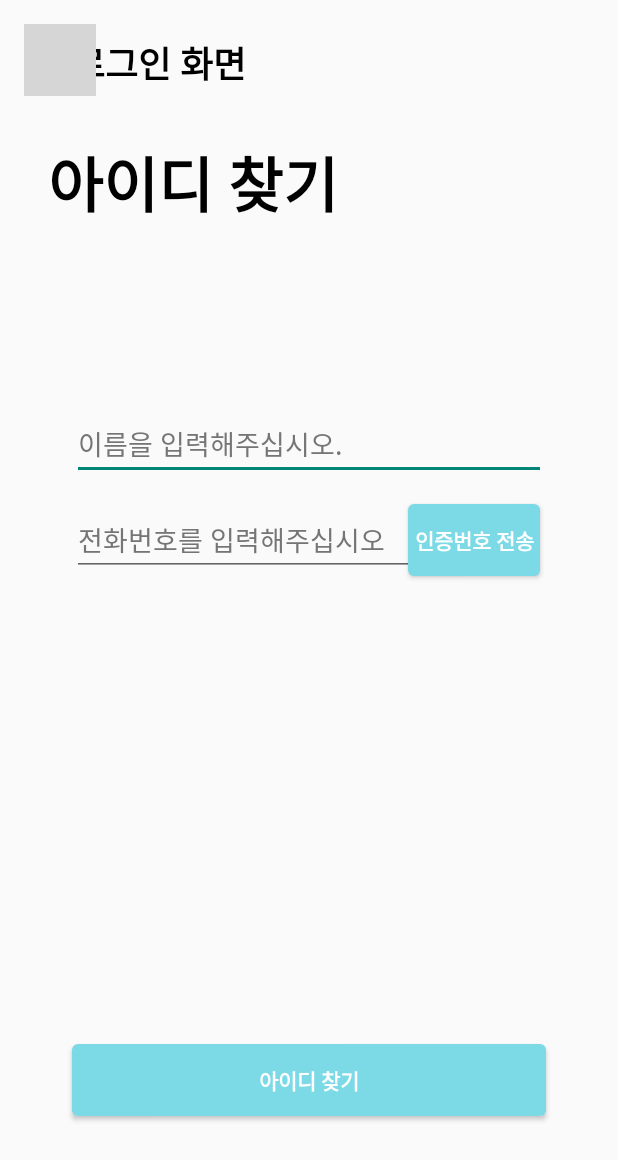
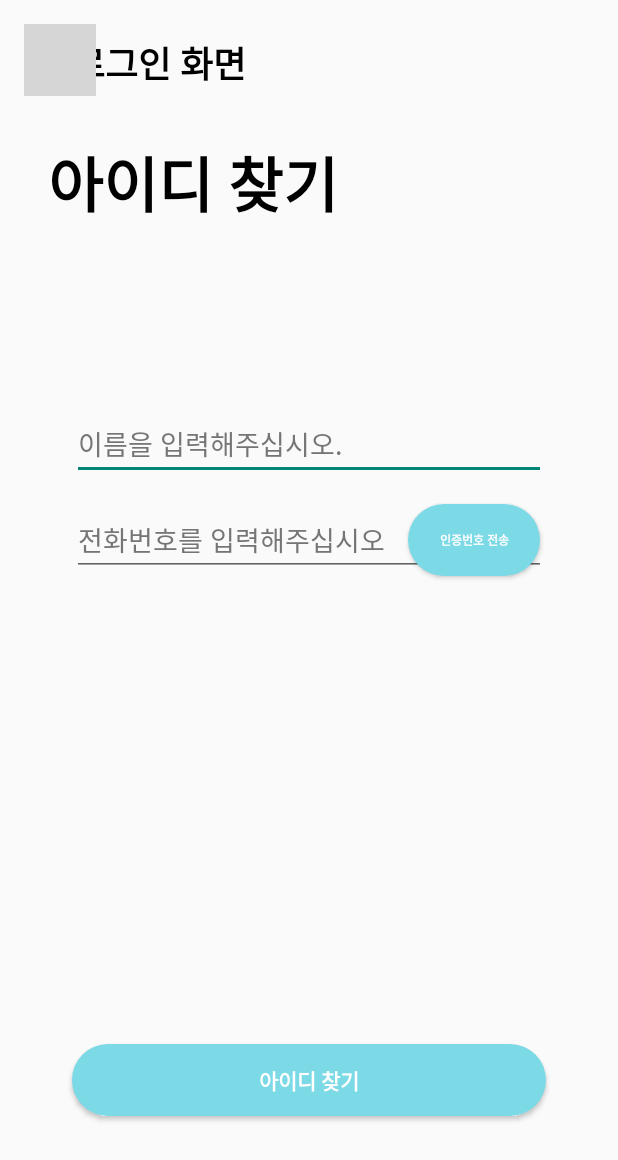
Before and after one commit to MemoryAfterService/memory-after-service, an Android app: the FindIdActivity screen opened directly, with no data from a screen before it, on a phone screen of 412 x 824 dp. Shown: the top 1160 px of the screen. Run offline under Robolectric (Android 15) with nearby library versions, the phone set to English and light mode, and no system bars; grey boxes are pictures that could not be loaded.

Commit message:
[FE] Design: 둥근버튼 추가 - 이정건

```diff
--- a/FE/MemoryAfterService/app/src/main/java/com/example/memoryafterservice/retrofit/MemberApi.java
+++ b/FE/MemoryAfterService/app/src/main/java/com/example/memoryafterservice/retrofit/MemberApi.java
@@ -1,5 +1,6 @@
 package com.example.memoryafterservice.retrofit;
 
+import com.example.memoryafterservice.dto.ChangePwdReq;
 import com.example.memoryafterservice.dto.FindIdReq;
 import com.example.memoryafterservice.dto.FindPwdReq;
 import com.example.memoryafterservice.dto.LoginReq;
@@ -38,5 +39,5 @@ public interface MemberApi {
     Call<ResponseBody> withdrawFromMember(@Path("userid") String userid);
 
     @PUT("/api/member/changepwd")
-    Call<ResponseBody> modifyMemberPassword(@Body MemberReq memberReq);
+    Call<ResponseBody> modifyMemberPassword(@Body ChangePwdReq changePwdReq);
 }
--- a/FE/MemoryAfterService/app/src/main/java/com/example/memoryafterservice/retrofit/RetrofitClient.java
+++ b/FE/MemoryAfterService/app/src/main/java/com/example/memoryafterservice/retrofit/RetrofitClient.java
@@ -7,7 +7,8 @@ import retrofit2.converter.gson.GsonConverterFactory;
 
 public class RetrofitClient {
 
-    private static final String BASE_URL = "http://10.0.2.2:8080/";
+//    private static final String BASE_URL = "http://10.0.2.2:8080/";
+    private static final String BASE_URL = "http://j7b103.p.ssafy.io:8080/";
     private static RetrofitClient mInstance;
     private Retrofit retrofit;
 
--- /dev/null
+++ b/FE/MemoryAfterService/app/src/main/res/drawable/mint_round_border_layout.xml
@@ -0,0 +1,14 @@
+<?xml version="1.0" encoding="utf-8"?>
+<layer-list xmlns:android="http://schemas.android.com/apk/res/android">
+    <item>
+        <shape android:shape="rectangle">
+            <solid android:color="#7CD9E6"/>
+            <corners
+                android:topRightRadius="52dp"
+                android:topLeftRadius="52dp"
+                android:bottomRightRadius="52dp"
+                android:bottomLeftRadius="52dp"
+                />
+        </shape>
+    </item>
+</layer-list>
--- a/FE/MemoryAfterService/app/src/main/res/layout/activity_find_id.xml
+++ b/FE/MemoryAfterService/app/src/main/res/layout/activity_find_id.xml
@@ -112,7 +112,7 @@
         android:onClick="onClickFindIdBtn"
         android:text="@string/FindIdText"
         android:textStyle="bold"
-        android:background="@drawable/mint_border_layout"
+        android:background="@drawable/mint_round_border_layout"
         android:textColor="@color/white"
         app:layout_constraintBottom_toBottomOf="parent"
         app:layout_constraintEnd_toEndOf="parent"
@@ -125,10 +125,13 @@
         android:layout_height="wrap_content"
         android:layout_marginStart="-96dp"
         android:layout_marginEnd="48dp"
+        android:paddingEnd="8dp"
+        android:paddingStart="8dp"
+        android:textSize="8dp"
         android:onClick="sendVerification"
         android:text="@string/SignInSendVerify"
         android:textStyle="bold"
-        android:background="@drawable/mint_border_layout"
+        android:background="@drawable/mint_round_border_layout"
         android:textColor="@color/white"
         app:layout_constraintBottom_toBottomOf="@+id/FindIdPhone"
         app:layout_constraintEnd_toEndOf="parent"
@@ -141,11 +144,14 @@
         android:layout_height="wrap_content"
         android:layout_marginStart="-96dp"
         android:layout_marginEnd="48dp"
+        android:paddingEnd="8dp"
+        android:paddingStart="8dp"
+        android:textSize="8dp"
         android:onClick="onClickVerifyBtn"
         android:text="@string/SignInVerifyButton"
         android:textStyle="bold"
         android:textColor="@color/white"
-        android:background="@drawable/mint_border_layout"
+        android:background="@drawable/mint_round_border_layout"
         android:visibility="invisible"
         app:layout_constraintBottom_toBottomOf="@+id/FindIdVerify"
         app:layout_constraintEnd_toEndOf="parent"
--- a/FE/MemoryAfterService/app/src/main/res/values/strings.xml
+++ b/FE/MemoryAfterService/app/src/main/res/values/strings.xml
@@ -31,7 +31,7 @@
     <string name="SignInIdCheck">중복 확인</string>
     <string name="SignInSendVerify">인증번호 전송</string>
     <string name="SignInVerifyButton">인증 확인</string>
-    <string name="FindPwText">임시ㄴ비밀번호 발급</string>
+    <string name="FindPwText">임시ㄴㅊ비밀번호 발급</string>
     <string name="LoginFindPwId">계정을 잃어버리셨나요? 아이디 찾기 또는 비밀번호 찾기</string>
     <string name="ProfileImageChangeButtonDesc">change a profile image</string>
     <string name="ProfileImageDesc">shows profile image</string>
```
Also changed, not shown: FE/MemoryAfterService/app/src/main/java/com/example/memoryafterservice/ProfileFragment.java (+29 -13 lines), FE/MemoryAfterService/app/src/main/java/com/example/memoryafterservice/dto/ChangePwdReq.java (added, +20 -0 lines).
